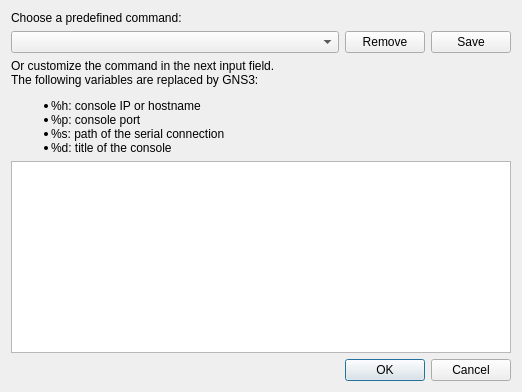
First picture: the form in gns3/ui/console_command_dialog.ui, repository GNS3/gns3-gui, before the edit.
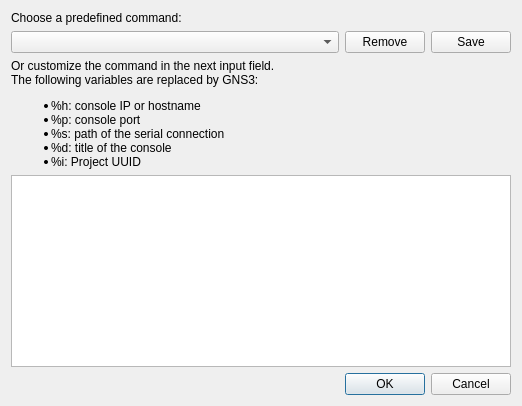
Second picture: the form after the edit.

Commit message:
Replace project id in open console
Fix #1395

```diff
--- a/gns3/ui/console_command_dialog.ui
+++ b/gns3/ui/console_command_dialog.ui
@@ -70,7 +70,7 @@
    <item>
     <widget class="QLabel" name="label">
      <property name="text">
-      <string>&lt;html&gt;&lt;head/&gt;&lt;body&gt;&lt;p&gt;Or customize the command in the next input field. &lt;br/&gt;The following variables are replaced by GNS3: &lt;/p&gt;&lt;ul style=&quot;margin-top: 0px; margin-bottom: 0px; margin-left: 0px; margin-right: 0px; -qt-list-indent: 1;&quot;&gt;&lt;li style=&quot; margin-top:12px; margin-bottom:0px; margin-left:0px; margin-right:0px; -qt-block-indent:0; text-indent:0px;&quot;&gt;%h: console IP or hostname&lt;/li&gt;&lt;li style=&quot; margin-top:0px; margin-bottom:0px; margin-left:0px; margin-right:0px; -qt-block-indent:0; text-indent:0px;&quot;&gt;%p: console port&lt;/li&gt;&lt;li style=&quot; margin-top:0px; margin-bottom:0px; margin-left:0px; margin-right:0px; -qt-block-indent:0; text-indent:0px;&quot;&gt;%s: path of the serial connection&lt;/li&gt;&lt;li style=&quot; margin-top:0px; margin-bottom:12px; margin-left:0px; margin-right:0px; -qt-block-indent:0; text-indent:0px;&quot;&gt;%d: title of the console&lt;/li&gt;&lt;/ul&gt;&lt;/body&gt;&lt;/html&gt;</string>
+      <string>&lt;html&gt;&lt;head/&gt;&lt;body&gt;&lt;p&gt;Or customize the command in the next input field. &lt;br/&gt;The following variables are replaced by GNS3: &lt;/p&gt;&lt;ul style=&quot;margin-top: 0px; margin-bottom: 0px; margin-left: 0px; margin-right: 0px; -qt-list-indent: 1;&quot;&gt;&lt;li style=&quot; margin-top:12px; margin-bottom:0px; margin-left:0px; margin-right:0px; -qt-block-indent:0; text-indent:0px;&quot;&gt;%h: console IP or hostname&lt;/li&gt;&lt;li style=&quot; margin-top:0px; margin-bottom:0px; margin-left:0px; margin-right:0px; -qt-block-indent:0; text-indent:0px;&quot;&gt;%p: console port&lt;/li&gt;&lt;li style=&quot; margin-top:0px; margin-bottom:0px; margin-left:0px; margin-right:0px; -qt-block-indent:0; text-indent:0px;&quot;&gt;%s: path of the serial connection&lt;/li&gt;&lt;/ul&gt;&lt;ul style=&quot;margin-top: 0px; margin-bottom: 0px; margin-left: 0px; margin-right: 0px; -qt-list-indent: 1;&quot;&gt;&lt;li style=&quot; margin-top:0px; margin-bottom:0px; margin-left:0px; margin-right:0px; -qt-block-indent:0; text-indent:0px;&quot;&gt;%d: title of the console&lt;/li&gt;&lt;li style=&quot; margin-top:0px; margin-bottom:0px; margin-left:0px; margin-right:0px; -qt-block-indent:0; text-indent:0px;&quot;&gt;%i: Project UUID&lt;/li&gt;&lt;/ul&gt;&lt;/body&gt;&lt;/html&gt;</string>
      </property>
      <property name="textFormat">
       <enum>Qt::RichText</enum>
```
The commit also changes 2 other files.
